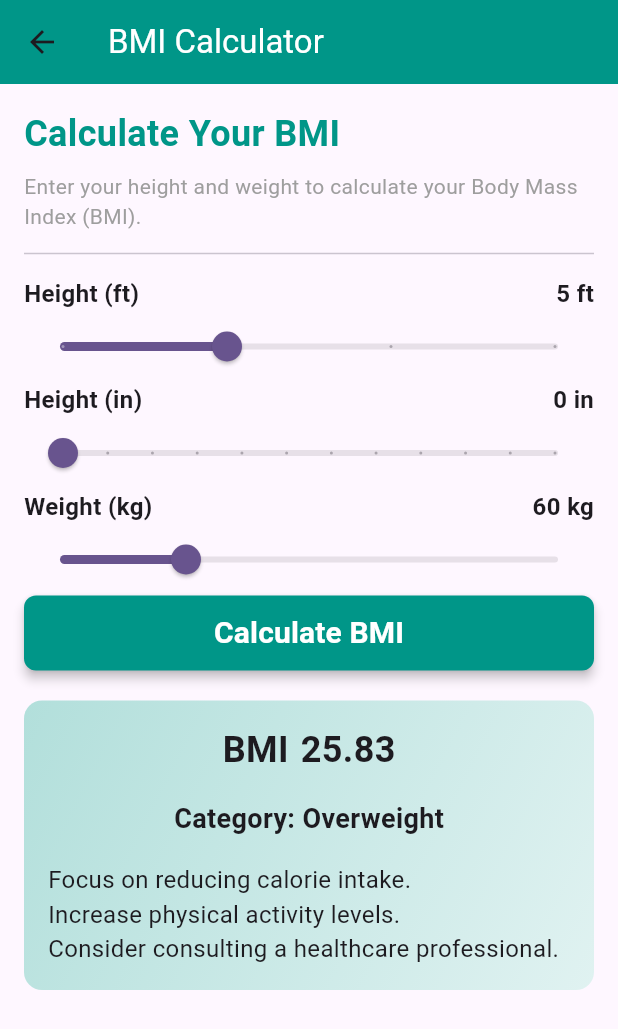
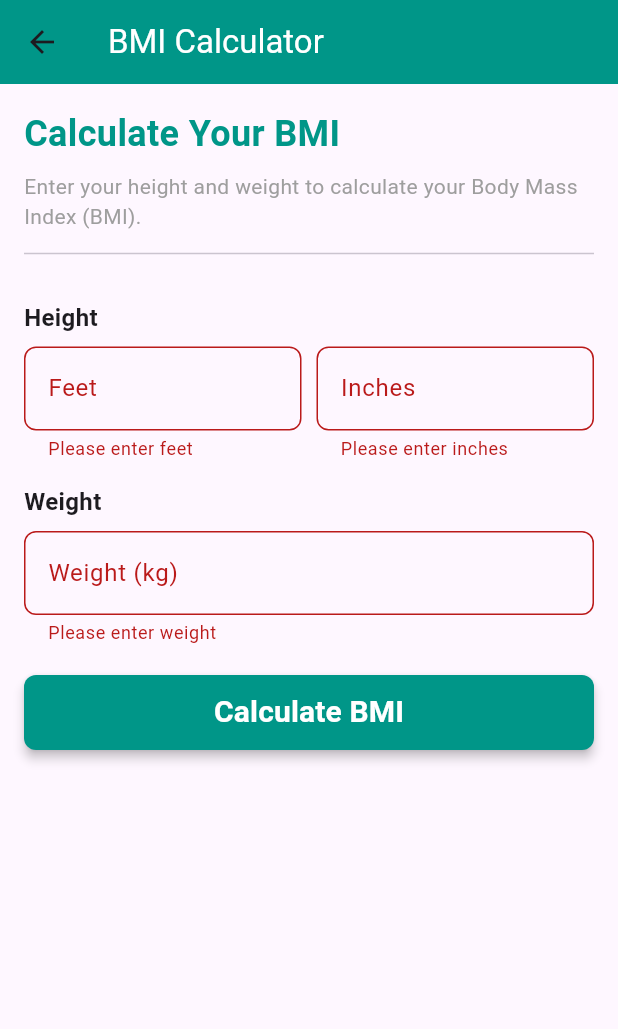
Before and after one commit to riazulrocky/Health-Expert-Flutter-App, a Flutter app: the BMICalculatorScreen screen opened directly, after a tap on "Calculate BMI", on a phone screen of 412 x 824 dp. Shown: the top 1029 px of the screen. Run offline on Flutter 3.47's test engine with Material 3 defaults, Android fonts, the phone set to English and light mode, and no system bars.

```diff
--- a/lib/bmi_calculator_screen.dart
+++ b/lib/bmi_calculator_screen.dart
@@ -8,16 +8,34 @@ class BMICalculatorScreen extends StatefulWidget {
 }
 
 class _BMICalculatorScreenState extends State<BMICalculatorScreen> {
-  int _feet = 5; // Default height in feet
-  int _inches = 0; // Default height in inches
-  int _weight = 60; // Default weight in kg (minimum 30kg)
+  int? _feet; // No default value for feet
+  int? _inches; // No default value for inches
+  int? _weight; // No default value for weight
   double? _bmi;
   String _result = '';
   List<String> _healthTips = [];
 
   void _calculateBMI() {
-    final heightInCm = (_feet * 30.48) + (_inches * 2.54); // Convert height from feet and inches to cm
-    final bmi = _weight / ((heightInCm / 100) * (heightInCm / 100));
+    if (_feet == null || _inches == null || _weight == null) {
+      setState(() {
+        _result = 'Please enter valid height and weight.';
+        _bmi = null;
+        _healthTips = [];
+      });
+      return;
+    }
+
+    final heightInCm = (_feet! * 30.48) + (_inches! * 2.54); // Convert height from feet and inches to cm
+    if (heightInCm <= 0 || _weight! <= 0) {
+      setState(() {
+        _result = 'Please enter valid height and weight.';
+        _bmi = null;
+        _healthTips = [];
+      });
+      return;
+    }
+
+    final bmi = _weight! / ((heightInCm / 100) * (heightInCm / 100));
 
     setState(() {
       _bmi = bmi;
@@ -44,7 +62,7 @@ class _BMICalculatorScreenState extends State<BMICalculatorScreen> {
           'Consider consulting a healthcare professional.',
         ];
       } else {
-        _result = 'Overweight';
+        _result = 'Obese';
         _healthTips = [
           'Seek medical advice for a structured weight loss plan.',
           'Engage in regular exercise under supervision.',
@@ -80,86 +98,76 @@ class _BMICalculatorScreenState extends State<BMICalculatorScreen> {
               ),
               const Divider(height: 30, thickness: 1),
 
-              // Height Input (Feet)
+              // Height Input (Feet and Inches Combined)
+              const SizedBox(height: 16), // Perfect spacing before "Height" headline
+              const Text(
+                'Height',
+                style: TextStyle(fontSize: 16, fontWeight: FontWeight.bold),
+              ),
+              const SizedBox(height: 8), // Small spacing between headline and input fields
               Row(
-                mainAxisAlignment: MainAxisAlignment.spaceBetween,
                 children: [
-                  const Text(
-                    'Height (ft)',
-                    style: TextStyle(fontSize: 16, fontWeight: FontWeight.bold),
+                  Expanded(
+                    child: TextField(
+                      keyboardType: TextInputType.number,
+                      onChanged: (value) {
+                        setState(() {
+                          _feet = int.tryParse(value); // No default value
+                        });
+                      },
+                      decoration: InputDecoration(
+                        labelText: 'Feet',
+                        border: OutlineInputBorder(
+                          borderRadius: BorderRadius.circular(8),
+                        ),
+                        errorText: _feet == null && _result.isNotEmpty ? 'Please enter feet' : null,
+                      ),
+                    ),
                   ),
-                  Text(
-                    '$_feet ft',
-                    style: const TextStyle(fontSize: 16, fontWeight: FontWeight.bold),
+                  const SizedBox(width: 10),
+                  Expanded(
+                    child: TextField(
+                      keyboardType: TextInputType.number,
+                      onChanged: (value) {
+                        setState(() {
+                          _inches = int.tryParse(value); // No default value
+                        });
+                      },
+                      decoration: InputDecoration(
+                        labelText: 'Inches',
+                        border: OutlineInputBorder(
+                          borderRadius: BorderRadius.circular(8),
+                        ),
+                        errorText: _inches == null && _result.isNotEmpty ? 'Please enter inches' : null,
+                      ),
+                    ),
                   ),
                 ],
               ),
-              Slider(
-                value: _feet.toDouble(),
-                min: 4.0,
-                max: 7.0,
-                divisions: 3,
-                label: '$_feet ft',
+
+              // Weight Input
+              const SizedBox(height: 16), // Perfect spacing before "Weight" headline
+              const Text(
+                'Weight',
+                style: TextStyle(fontSize: 16, fontWeight: FontWeight.bold),
+              ),
+              const SizedBox(height: 8), // Small spacing between headline and input field
+              TextField(
+                keyboardType: TextInputType.number,
                 onChanged: (value) {
                   setState(() {
-                    _feet = value.toInt(); // Convert to int
+                    _weight = int.tryParse(value); // No default value
                   });
                 },
+                decoration: InputDecoration(
+                  labelText: 'Weight (kg)',
+                  border: OutlineInputBorder(
+                    borderRadius: BorderRadius.circular(8),
+                  ),
+                  errorText: _weight == null && _result.isNotEmpty ? 'Please enter weight' : null,
+                ),
               ),
-
-              // Height Input (Inches)
-              Row(
-                mainAxisAlignment: MainAxisAlignment.spaceBetween,
-                children: [
-                  const Text(
-                    'Height (in)',
-                    style: TextStyle(fontSize: 16, fontWeight: FontWeight.bold),
-                  ),
-                  Text(
-                    '$_inches in',
-                    style: const TextStyle(fontSize: 16, fontWeight: FontWeight.bold),
-                  ),
-                ],
-              ),
-              Slider(
-                value: _inches.toDouble(),
-                min: 0.0,
-                max: 11.0,
-                divisions: 11,
-                label: '$_inches in',
-                onChanged: (value) {
-                  setState(() {
-                    _inches = value.toInt(); // Convert to int
-                  });
-                },
-              ),
-
-              // Weight Input
-              Row(
-                mainAxisAlignment: MainAxisAlignment.spaceBetween,
-                children: [
-                  const Text(
-                    'Weight (kg)',
-                    style: TextStyle(fontSize: 16, fontWeight: FontWeight.bold),
-                  ),
-                  Text(
-                    '$_weight kg',
-                    style: const TextStyle(fontSize: 16, fontWeight: FontWeight.bold),
-                  ),
-                ],
-              ),
-              Slider(
-                value: _weight.toDouble(), // Slider value is a double
-                min: 30.0, // Minimum weight is 30kg
-                max: 150.0,
-                divisions: 120, // 120 steps for integer values between 30 and 150
-                label: '$_weight kg',
-                onChanged: (value) {
-                  setState(() {
-                    _weight = value.toInt(); // Convert to int
-                  });
-                },
-              ),
+              const SizedBox(height: 20),
 
               // Calculate Button
               ElevatedButton(
@@ -185,10 +193,7 @@ class _BMICalculatorScreenState extends State<BMICalculatorScreen> {
                   padding: const EdgeInsets.all(16),
                   decoration: BoxDecoration(
                     gradient: LinearGradient(
-                      colors: [
-                        Colors.teal.shade100,
-                        Colors.teal.shade50,
-                      ],
+                      colors: [Colors.teal.shade100, Colors.teal.shade50],
                       begin: Alignment.topLeft,
                       end: Alignment.bottomRight,
                     ),
```
